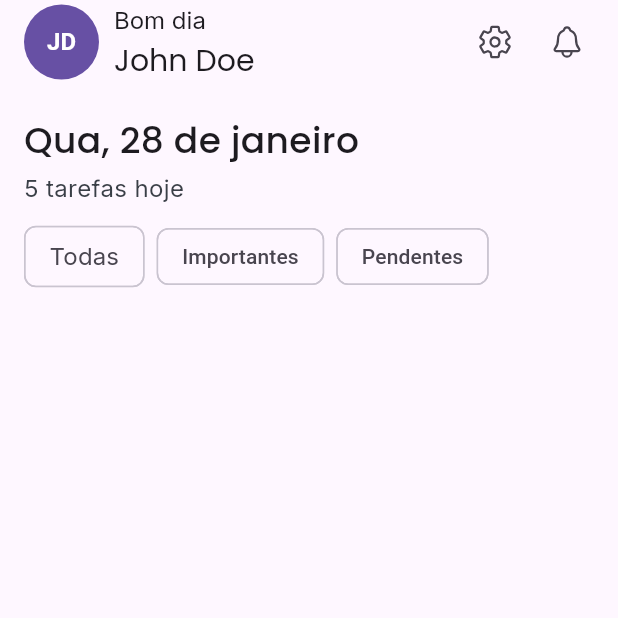
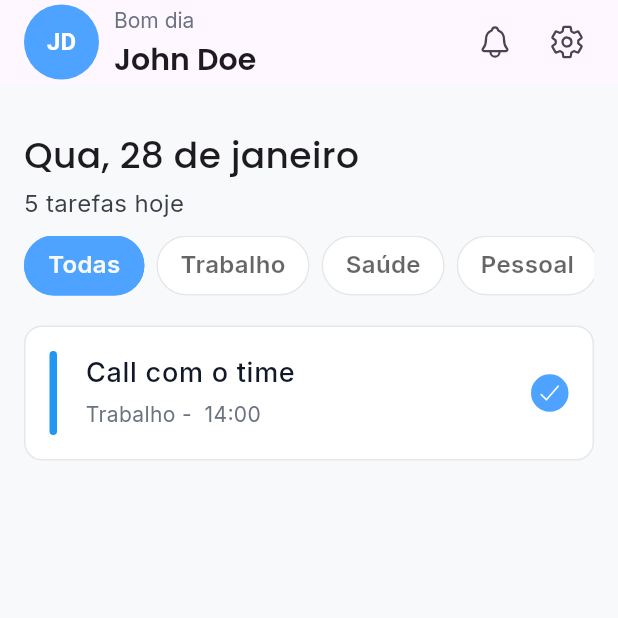
Before and after one commit to Gpeder/Day-Flow, a Flutter app: the screen it shows after launch, on a phone screen of 412 x 824 dp, the top half of it. Run offline on Flutter 3.47's test engine with Material 3 defaults, Android fonts, the phone set to English and light mode, and no system bars; our stand-ins replace google_fonts, ionicons.

Commit message:
Header da home pronta

```diff
--- /dev/null
+++ b/lib/components/home/titulo.dart
@@ -0,0 +1,48 @@
+import 'package:dayflow/theme/theme.dart';
+import 'package:flutter/material.dart';
+
+String _formatDataPT(DateTime data) {
+  const diasSemana = ['Seg', 'Ter', 'Qua', 'Qui', 'Sex', 'Sáb', 'Dom'];
+
+  const meses = [
+    'janeiro',
+    'fevereiro',
+    'março',
+    'abril',
+    'maio',
+    'junho',
+    'julho',
+    'agosto',
+    'setembro',
+    'outubro',
+    'novembro',
+    'dezembro',
+  ];
+
+  final dia = data.day;
+  final diaSet = diasSemana[data.weekday - 1];
+  final mes = meses[data.month - 1];
+
+  return '$diaSet, $dia de $mes';
+}
+
+class TituloHomePage extends StatelessWidget {
+  const TituloHomePage({super.key});
+
+  @override
+  Widget build(BuildContext context) {
+    final dataFormatada = _formatDataPT(DateTime.now());
+
+    return Column(
+      crossAxisAlignment: .start,
+      children: [
+        Text(dataFormatada, style: AppTextStyles.title24Bold),
+        SizedBox(height: 4),
+        Text(
+          '5 tarefas hoje',
+          style: AppTextStyles.text16.copyWith(color: AppColors.disabled),
+        ),
+      ],
+    );
+  }
+}
--- a/lib/main.dart
+++ b/lib/main.dart
@@ -1,3 +1,4 @@
+import 'package:dayflow/theme/theme.dart';
 import 'package:dayflow/view/home.dart';
 import 'package:flutter/material.dart';
 
@@ -11,6 +12,38 @@ class DayApp extends StatelessWidget {
   @override
   Widget build(BuildContext context) {
     return MaterialApp(
+      theme: ThemeData(
+        listTileTheme: ListTileThemeData(
+          tileColor: AppColors.card,
+          textColor: AppColors.textPrimary,
+          shape: RoundedRectangleBorder(
+            side: BorderSide(color: AppColors.border, width: 1),
+            borderRadius: BorderRadius.circular(12),
+          ),
+          horizontalTitleGap: 0,
+          contentPadding: const EdgeInsets.symmetric(
+            horizontal: 16,
+            vertical: 8,
+          ),
+        ),
+        chipTheme: ChipThemeData(
+          backgroundColor: AppColors.mutedAccent,
+          selectedColor: AppColors.primary,
+          labelStyle: AppTextStyles.text14.copyWith(
+            color: AppColors.textPrimary,
+          ),
+          secondaryLabelStyle: AppTextStyles.text14.copyWith(
+            color: AppColors.textPrimary,
+          ),
+          padding: EdgeInsets.symmetric(horizontal: 12, vertical: 8),
+          shape: RoundedRectangleBorder(
+            borderRadius: BorderRadius.circular(20),
+          ),
+        ),
+        primaryColor: AppColors.primary,
+        scaffoldBackgroundColor: AppColors.background,
+        useMaterial3: true,
+      ),
       debugShowCheckedModeBanner: false,
       title: 'Day Flow',
       home: HomePage(),
--- a/lib/theme/theme.dart
+++ b/lib/theme/theme.dart
@@ -2,21 +2,21 @@ import 'package:flutter/material.dart';
 import 'package:google_fonts/google_fonts.dart';
 
 class AppColors {
-  static const Color background = Color(0xFF0E1116);
+  static const Color background = Color(0xFFF8F9FA);
   static const Color surface = Color(0xFF151A21);
-  static const Color card = Color(0xFF1A2029);
+  static const Color card = Color(0xFFFFFFFF);
 
   static const Color primary = Color(0xFF4DA3FF);
   static const Color primarySoft = Color(0xFF1E3A5F);
 
   static const Color accent = Color(0xFF7C7CFF);
-  static const Color mutedAccent = Color(0xFF232A36);
+  static const Color mutedAccent = Color(0xFFE5E7EB );
 
-  static const Color textPrimary = Color(0xFFE8EBF0);
+  static const Color textPrimary = Color(0xFF111827);
   static const Color textSecondary = Color(0xFF9AA4B2);
   static const Color textMuted = Color(0xFF6B7280);
 
-  static const Color border = Color(0xFF242B36);
+  static const Color border = Color(0xFFE5E7EB);
   static const Color divider = Color(0xFF1F2530);
 
   static const Color success = Color(0xFF2ED573);
--- a/lib/view/home.dart
+++ b/lib/view/home.dart
@@ -1,38 +1,24 @@
+import 'package:dayflow/components/home/titulo.dart';
 import 'package:dayflow/theme/theme.dart';
+import 'package:dayflow/widgets/main_checkbox.dart';
+import 'package:dayflow/widgets/main_chip.dart';
 import 'package:dayflow/widgets/main_home_appbar.dart';
 import 'package:flutter/material.dart';
 
 class HomePage extends StatelessWidget {
   const HomePage({super.key});
 
-  String _formatDataPT(DateTime data) {
-    const diasSemana = ['Seg', 'Ter', 'Qua', 'Qui', 'Sex', 'Sáb', 'Dom'];
-
-    const meses = [
-      'janeiro',
-      'fevereiro',
-      'março',
-      'abril',
-      'maio',
-      'junho',
-      'julho',
-      'agosto',
-      'setembro',
-      'outubro',
-      'novembro',
-      'dezembro',
-    ];
-
-    final dia = data.day;
-    final diaSet = diasSemana[data.weekday - 1];
-    final mes = meses[data.month - 1];
-
-    return '$diaSet, $dia de $mes';
-  }
+  static const categorias = [
+    'Todas',
+    'Trabalho',
+    'Saúde',
+    'Pessoal',
+    'Estudos',
+    'Outros',
+  ];
 
   @override
   Widget build(BuildContext context) {
-    final dataFormatada = _formatDataPT(DateTime.now());
     return Scaffold(
       appBar: MainHomeAppbar(),
       body: SingleChildScrollView(
@@ -40,29 +26,44 @@ class HomePage extends StatelessWidget {
         child: Column(
           crossAxisAlignment: .start,
           children: [
-            Text(dataFormatada, style: AppTextStyles.title24Bold),
-            SizedBox(height: 4),
-            Text(
-              '5 tarefas hoje',
-              style: AppTextStyles.text16.copyWith(color: AppColors.disabled),
+            SizedBox(height: 10),
+            TituloHomePage(),
+            SizedBox(height: 10),
+            SizedBox(
+              height: 40,
+              child: ListView.separated(
+                scrollDirection: Axis.horizontal,
+                itemCount: categorias.length,
+                separatorBuilder: (context, index) => SizedBox(width: 8),
+                itemBuilder: (context, index) {
+                  return MainChip(
+                    label: categorias[index],
+                    selected: index == 0,
+                    onTap: () {},
+                  );
+                },
+              ),
             ),
-            SizedBox(height: 10),
-            Row(
-              children: [
-                Chip(
-                  label: Text(
-                    'Todas',
-                    overflow: TextOverflow.ellipsis,
-                    style: AppTextStyles.text16,
-                    selectionColor: AppColors.primary,
-                    strutStyle: StrutStyle(fontSize: 16),
-                  ),
+            SizedBox(height: 20),
+            ListTile(
+              leading: Container(
+                width: 5,
+                decoration: BoxDecoration(
+                  color: Colors.blue,
+                  borderRadius: BorderRadius.circular(12),
                 ),
-                SizedBox(width: 8),
-                Chip(label: Text('Importantes')),
-                SizedBox(width: 8),
-                Chip(label: Text('Pendentes')),
-              ],
+              ),
+              title: Padding(
+                padding: const EdgeInsets.only(bottom: 5),
+                child: Text('Call com o time', style: AppTextStyles.text18Bold),
+              ),
+              subtitle: Text(
+                'Trabalho -  14:00',
+                style: AppTextStyles.text14.copyWith(
+                  color: AppColors.textMuted,
+                ),
+              ),
+              trailing: AppCheckbox(value: true, onChanged: (v) {}),
             ),
           ],
         ),
--- /dev/null
+++ b/lib/widgets/main_checkbox.dart
@@ -0,0 +1,43 @@
+import 'package:dayflow/theme/theme.dart';
+import 'package:flutter/material.dart';
+import 'package:ionicons/ionicons.dart';
+
+class AppCheckbox extends StatelessWidget {
+  final bool value;
+  final ValueChanged<bool?>? onChanged;
+
+  const AppCheckbox({
+    super.key,
+    required this.value,
+    this.onChanged,
+  });
+
+  @override
+  Widget build(BuildContext context) {
+    return InkWell(
+      borderRadius: BorderRadius.circular(999),
+      onTap: () => onChanged?.call(!value),
+      child: AnimatedContainer(
+        duration: const Duration(milliseconds: 150),
+        curve: Curves.easeOut,
+        width: 25,
+        height: 25,
+        decoration: BoxDecoration(
+          color: value ? AppColors.primary : Colors.transparent,
+          shape: BoxShape.circle,
+          border: Border.all(
+            color: value ? AppColors.primary : AppColors.border,
+            width: 1.5,
+          ),
+        ),
+        child: value
+            ? const Icon(
+                Ionicons.checkmark_outline,
+                size: 18,
+                color: Colors.white,
+              )
+            : null,
+      ),
+    );
+  }
+}
--- /dev/null
+++ b/lib/widgets/main_chip.dart
@@ -0,0 +1,73 @@
+import 'package:dayflow/theme/theme.dart';
+import 'package:flutter/material.dart';
+
+class AppChips {
+  static ChipStyle base = ChipStyle(
+    backgroundColor: AppColors.card,
+    selectedColor: AppColors.primary,
+    borderColor: AppColors.border,
+    selectedBorderColor: AppColors.primary,
+    textColor: AppColors.overlay,
+    selectedTextColor: AppColors.background,
+  );
+}
+
+class ChipStyle {
+  final Color backgroundColor;
+  final Color selectedColor;
+  final Color borderColor;
+  final Color selectedBorderColor;
+  final Color textColor;
+  final Color selectedTextColor;
+
+  const ChipStyle({
+    required this.backgroundColor,
+    required this.selectedColor,
+    required this.borderColor,
+    required this.selectedBorderColor,
+    required this.textColor,
+    required this.selectedTextColor,
+  });
+}
+
+
+
+class MainChip extends StatelessWidget {
+  final String label;
+  final bool selected;
+  final VoidCallback? onTap;
+
+  const MainChip({
+    super.key,
+    required this.label,
+    this.selected = false,
+    this.onTap,
+  });
+
+  @override
+  Widget build(BuildContext context) {
+    final style = AppChips.base;
+
+    return Material(
+      color: selected ? style.selectedColor : style.backgroundColor,
+      shape: StadiumBorder(
+        side: BorderSide(
+          color: selected ? style.selectedBorderColor : style.borderColor,
+        ),
+      ),
+      child: InkWell(
+        borderRadius: BorderRadius.circular(20),
+        onTap: onTap,
+        child: Padding(
+          padding: const EdgeInsets.symmetric(horizontal: 16, vertical: 8),
+          child: Text(
+            label,
+            style: AppTextStyles.text16Bold.copyWith(
+              color: selected ? style.selectedTextColor : style.textColor,
+            ),
+          ),
+        ),
+      ),
+    );
+  }
+}
--- a/lib/widgets/main_home_appbar.dart
+++ b/lib/widgets/main_home_appbar.dart
@@ -9,7 +9,12 @@ class MainHomeAppbar extends StatelessWidget implements PreferredSizeWidget {
   Widget build(BuildContext context) {
     final cumprimento = DateTime.now().hour < 12 ? 'Bom dia' : 'Boa tarde';
     final nomeCompleto = 'John Doe';
-    final iniciais = nomeCompleto.split(' ').map((e) => e[0]).take(2).join().toUpperCase();
+    final iniciais = nomeCompleto
+        .split(' ')
+        .map((e) => e[0])
+        .take(2)
+        .join()
+        .toUpperCase();
     final temFoto = false;
 
     return AppBar(
@@ -18,34 +23,43 @@ class MainHomeAppbar extends StatelessWidget implements PreferredSizeWidget {
         children: [
           CircleAvatar(
             radius: 25,
-            backgroundColor: Theme.of(context).colorScheme.primary,
-            backgroundImage: temFoto ? const AssetImage('assets/images/user_avatar.png') : null,
-            child: !temFoto ? Text(
-              iniciais,
-              style: TextStyle(
-                color: Theme.of(context).colorScheme.onPrimary,
-                fontWeight: FontWeight.bold,
-              ),
-            ) : null,
+            backgroundColor: AppColors.primary,
+            backgroundImage: temFoto
+                ? const AssetImage('assets/images/user_avatar.png')
+                : null,
+            child: !temFoto
+                ? Text(
+                    iniciais,
+                    style: TextStyle(
+                      color: Theme.of(context).colorScheme.onPrimary,
+                      fontWeight: FontWeight.bold,
+                    ),
+                  )
+                : null,
           ),
           const SizedBox(width: 10),
           Column(
             crossAxisAlignment: .start,
             children: [
-              Text(cumprimento, style: AppTextStyles.text16,),
-              const SizedBox(height:4),
-              Text(nomeCompleto, style: AppTextStyles.title20,),
+              Text(
+                cumprimento,
+                style: AppTextStyles.text14.copyWith(
+                  color: AppColors.textMuted,
+                ),
+              ),
+              const SizedBox(height: 4),
+              Text(nomeCompleto, style: AppTextStyles.title20Bold),
             ],
           ),
         ],
       ),
       actionsPadding: EdgeInsets.only(right: 10),
       actions: [
-        IconButton(onPressed: () {}, icon: Icon(Ionicons.settings_outline)),
         IconButton(
           onPressed: () {},
           icon: Icon(Ionicons.notifications_outline),
         ),
+        IconButton(onPressed: () {}, icon: Icon(Ionicons.settings_outline)),
       ],
     );
   }
```
